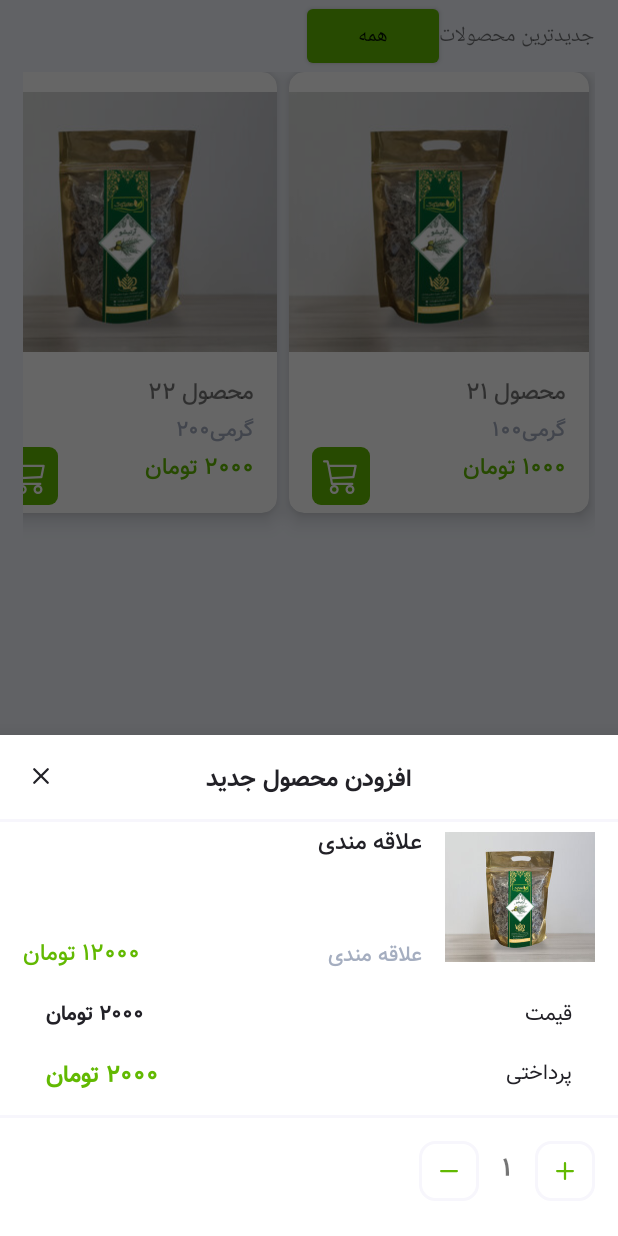
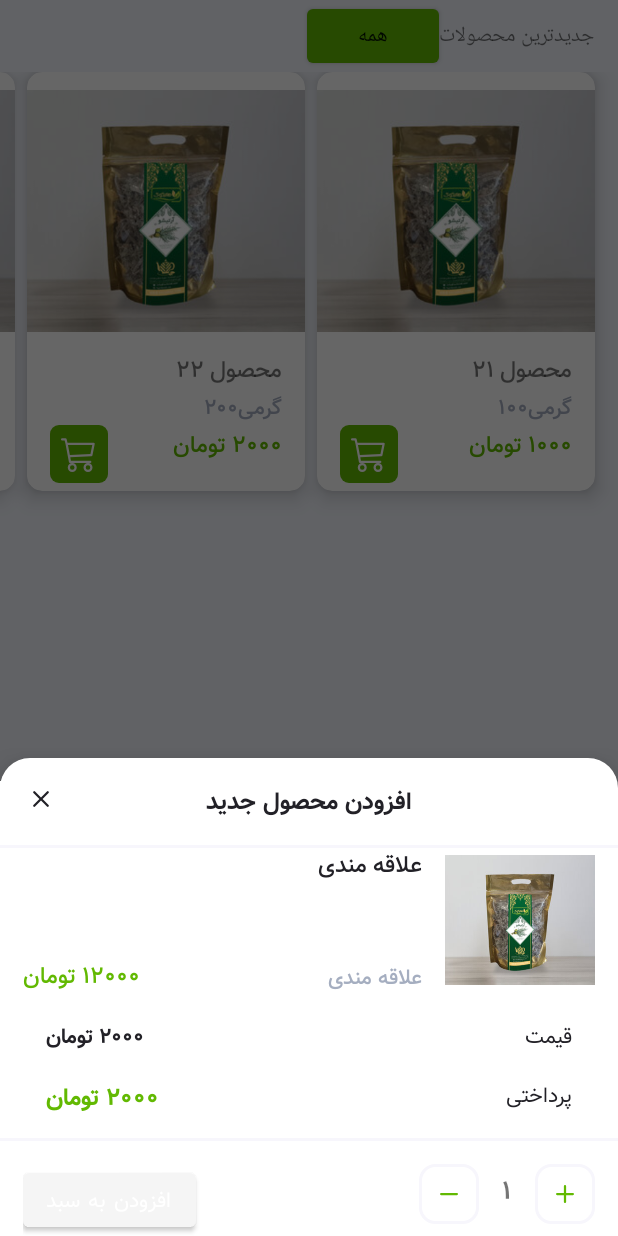
Before and after one commit to rzbasereh/EilmarkAndroid, an Android app: the screen it shows after launch (MainActivity), after a tap on "همه", on a phone screen of 412 x 824 dp. Run offline under Robolectric (Android 15) with nearby library versions, the phone set to English and light mode, and no system bars.

Commit message:
rounded modal corners

```diff
--- a/app/src/main/res/drawable/rounded_modal.xml
+++ b/app/src/main/res/drawable/rounded_modal.xml
@@ -2,6 +2,6 @@
 <shape xmlns:android="http://schemas.android.com/apk/res/android">
     <solid android:color="#fff" />
     <corners
-        android:topLeftRadius="@dimen/default_margin"
-        android:topRightRadius="@dimen/default_margin" />
+        android:topLeftRadius="20dp"
+        android:topRightRadius="20dp" />
 </shape>
--- a/app/src/main/res/layout/cart_bottom_modal.xml
+++ b/app/src/main/res/layout/cart_bottom_modal.xml
@@ -8,7 +8,6 @@
     <androidx.constraintlayout.widget.ConstraintLayout
         android:layout_width="match_parent"
         android:layout_height="wrap_content"
-        android:background="@drawable/border_bottom"
         android:paddingVertical="@dimen/default_margin">
 
         <TextView
@@ -47,7 +46,7 @@
     <LinearLayout
         android:layout_width="match_parent"
         android:layout_height="wrap_content"
-        android:background="@drawable/border_bottom"
+        android:background="@drawable/border_vertical"
         android:orientation="vertical"
         android:paddingHorizontal="@dimen/default_margin">
 
@@ -164,7 +163,7 @@
         android:layout_width="match_parent"
         android:layout_height="wrap_content"
         android:paddingHorizontal="@dimen/default_margin"
-        android:paddingVertical="@dimen/default_margin">
+        android:layout_marginTop="@dimen/default_margin">
 
         <Button
             android:layout_width="wrap_content"
--- a/app/src/main/res/layout/fragment_cart.xml
+++ b/app/src/main/res/layout/fragment_cart.xml
@@ -1,14 +1,8 @@
 <?xml version="1.0" encoding="utf-8"?>
 <LinearLayout xmlns:android="http://schemas.android.com/apk/res/android"
+    xmlns:tools="http://schemas.android.com/tools"
     android:layout_width="match_parent"
     android:layout_height="match_parent">
 
-    <TextView
-        android:layout_width="wrap_content"
-        android:layout_height="wrap_content"
-        android:layout_centerHorizontal="true"
-        android:layout_centerVertical="true"
-        android:text="Cart"
-        android:textAppearance="@style/Base.TextAppearance.AppCompat.Large" />
 
 </LinearLayout>
--- a/app/src/main/res/layout/fragment_home.xml
+++ b/app/src/main/res/layout/fragment_home.xml
@@ -35,7 +35,8 @@
             android:id="@+id/rvContacts"
             android:layout_width="match_parent"
             android:layout_height="403dp"
-            android:paddingHorizontal="@dimen/default_margin"
+            android:clipToPadding="false"
+            android:paddingHorizontal="11dp"
             app:layout_constraintBottom_toBottomOf="parent"
             app:layout_constraintEnd_toEndOf="parent"
             app:layout_constraintStart_toStartOf="parent"
--- a/app/src/main/res/layout/item_product.xml
+++ b/app/src/main/res/layout/item_product.xml
@@ -1,7 +1,7 @@
 <?xml version="1.0" encoding="utf-8"?>
 <androidx.cardview.widget.CardView xmlns:android="http://schemas.android.com/apk/res/android"
     xmlns:card_view="http://schemas.android.com/apk/res-auto"
-    android:layout_width="200dp"
+    android:layout_width="185dp"
     android:layout_height="wrap_content"
     android:layout_marginHorizontal="@dimen/min_margin"
     card_view:cardBackgroundColor="#fff"
@@ -14,8 +14,8 @@
         android:orientation="vertical">
 
         <ImageView
-            android:layout_width="200dp"
-            android:layout_height="200dp"
+            android:layout_width="186dp"
+            android:layout_height="185dp"
             android:src="@drawable/artisho"
             />
 
--- a/app/src/main/res/values/themes.xml
+++ b/app/src/main/res/values/themes.xml
@@ -10,9 +10,9 @@
         <item name="colorSecondaryVariant">#0f0</item>
         <item name="colorOnSecondary">#00f</item>
         <!-- Status bar color. -->
-        <item name="android:statusBarColor" tools:targetApi="l">?attr/colorPrimaryVariant</item>
+        <item name="android:statusBarColor" tools:targetApi="l">@color/colorPrimary</item>
         <!-- Customize your theme here. -->
-<!--        <item name="bottomSheetDialogTheme">@style/AppBottomSheetDialogTheme</item>-->
+                <item name="bottomSheetDialogTheme">@style/AppBottomSheetDialogTheme</item>
     </style>
 
     <style name="Widget.BottomNavigationView" parent="Widget.Design.BottomNavigationView">
@@ -21,15 +21,15 @@
         <item name="colorOnSurface">@color/colorSecondry</item>
     </style>
 
-<!--    <style name="AppBottomSheetDialogTheme"-->
-<!--        parent="Theme.Design.Light.BottomSheetDialog">-->
-<!--        <item name="bottomSheetStyle">@style/AppModalStyle</item>-->
-<!--    </style>-->
+    <style name="AppBottomSheetDialogTheme"
+        parent="Theme.Design.Light.BottomSheetDialog">
+        <item name="bottomSheetStyle">@style/AppModalStyle</item>
+    </style>
 
-<!--    <style name="AppModalStyle"-->
-<!--        parent="Widget.Design.BottomSheet.Modal">-->
-<!--        <item name="android:background">@drawable/rounded_modal</item>-->
-<!--    </style>-->
+    <style name="AppModalStyle"
+        parent="Widget.Design.BottomSheet.Modal">
+        <item name="android:background">@drawable/rounded_modal</item>
+    </style>
 
 
 </resources>
```
Also changed, not shown: 16 other files.
